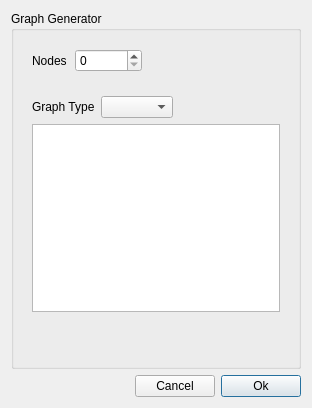
Qt form src/gui/forms/graphgendlg.ui (evoplex/evoplex) before a commit.
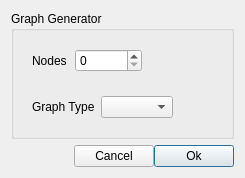
The same form after that commit.

Commit message: graphgendlg: Use a 'form layout' instead of a tree widget

What changed in the file:
```diff
--- a/src/gui/forms/graphgendlg.ui
+++ b/src/gui/forms/graphgendlg.ui
@@ -6,17 +6,20 @@
    <rect>
     <x>0</x>
     <y>0</y>
-    <width>312</width>
-    <height>408</height>
+    <width>448</width>
+    <height>520</height>
    </rect>
   </property>
   <property name="sizePolicy">
-   <sizepolicy hsizetype="Preferred" vsizetype="MinimumExpanding">
+   <sizepolicy hsizetype="Preferred" vsizetype="Preferred">
     <horstretch>0</horstretch>
     <verstretch>0</verstretch>
    </sizepolicy>
   </property>
   <layout class="QVBoxLayout" name="verticalLayout">
+   <property name="sizeConstraint">
+    <enum>QLayout::SetFixedSize</enum>
+   </property>
    <item>
     <widget class="QGroupBox" name="groupBox">
      <property name="title">
@@ -77,9 +80,6 @@
          </sizepolicy>
         </property>
         <layout class="QGridLayout" name="gridLayout">
-         <item row="0" column="1">
-          <widget class="QComboBox" name="graphType"/>
-         </item>
          <item row="0" column="2">
           <spacer name="horizontalSpacer_3">
            <property name="orientation">
@@ -93,21 +93,8 @@
            </property>
           </spacer>
          </item>
-         <item row="2" column="1">
-          <spacer name="verticalSpacer">
-           <property name="orientation">
-            <enum>Qt::Vertical</enum>
-           </property>
-           <property name="sizeType">
-            <enum>QSizePolicy::Preferred</enum>
-           </property>
-           <property name="sizeHint" stdset="0">
-            <size>
-             <width>20</width>
-             <height>40</height>
-            </size>
-           </property>
-          </spacer>
+         <item row="0" column="1">
+          <widget class="QComboBox" name="graphType"/>
          </item>
          <item row="0" column="0">
           <widget class="QLabel" name="lgraphType">
@@ -116,43 +103,26 @@
            </property>
           </widget>
          </item>
-         <item row="1" column="0" colspan="3">
-          <widget class="QTreeWidget" name="treeWidget">
-           <property name="sizePolicy">
-            <sizepolicy hsizetype="Preferred" vsizetype="Preferred">
-             <horstretch>0</horstretch>
-             <verstretch>0</verstretch>
-            </sizepolicy>
-           </property>
-           <property name="headerHidden">
-            <bool>true</bool>
-           </property>
-           <property name="columnCount">
-            <number>2</number>
-           </property>
-           <column>
-            <property name="text">
-             <string notr="true">1</string>
-            </property>
-           </column>
-           <column>
-            <property name="text">
-             <string notr="true">2</string>
-            </property>
-           </column>
-          </widget>
-         </item>
         </layout>
        </widget>
       </item>
      </layout>
     </widget>
    </item>
+   <item>
+    <layout class="QFormLayout" name="attrForm"/>
+   </item>
    <item>
     <layout class="QHBoxLayout" name="horizontalLayout">
+     <property name="spacing">
+      <number>0</number>
+     </property>
      <property name="sizeConstraint">
       <enum>QLayout::SetDefaultConstraint</enum>
      </property>
+     <property name="topMargin">
+      <number>0</number>
+     </property>
      <item>
       <spacer name="horizontalSpacer_2">
        <property name="orientation">
```
The commit also changes 2 other files.
